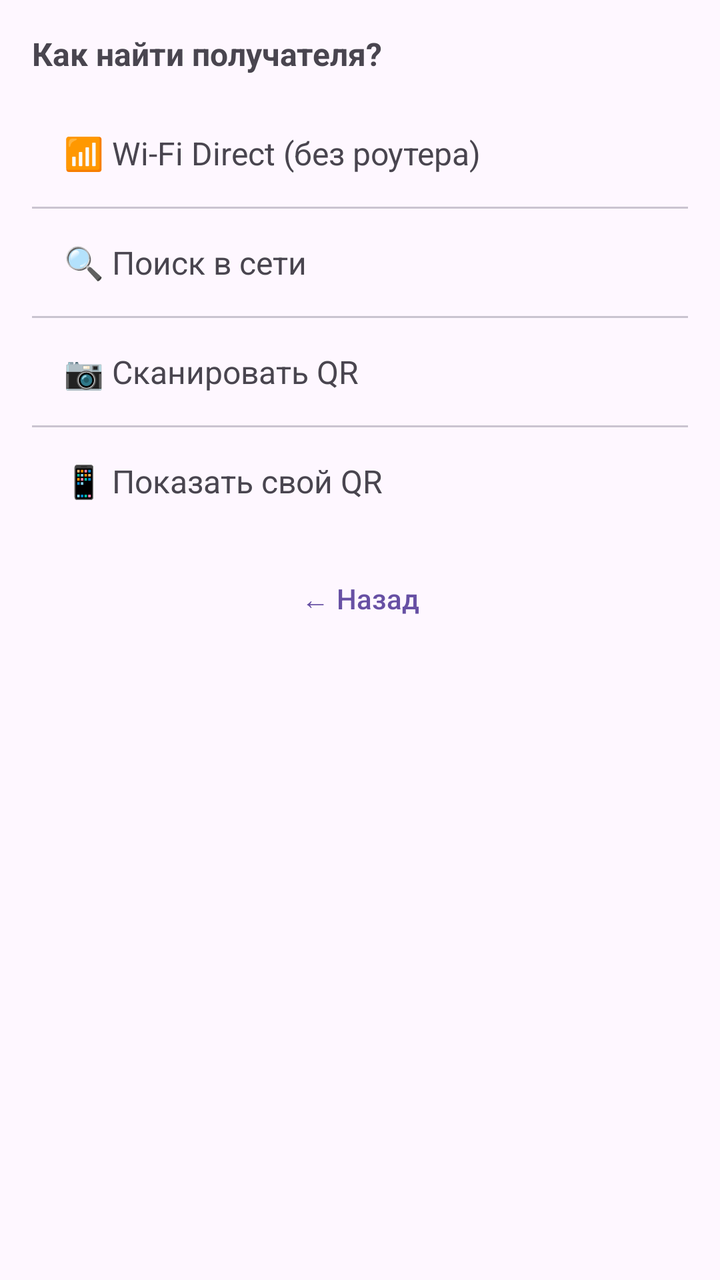
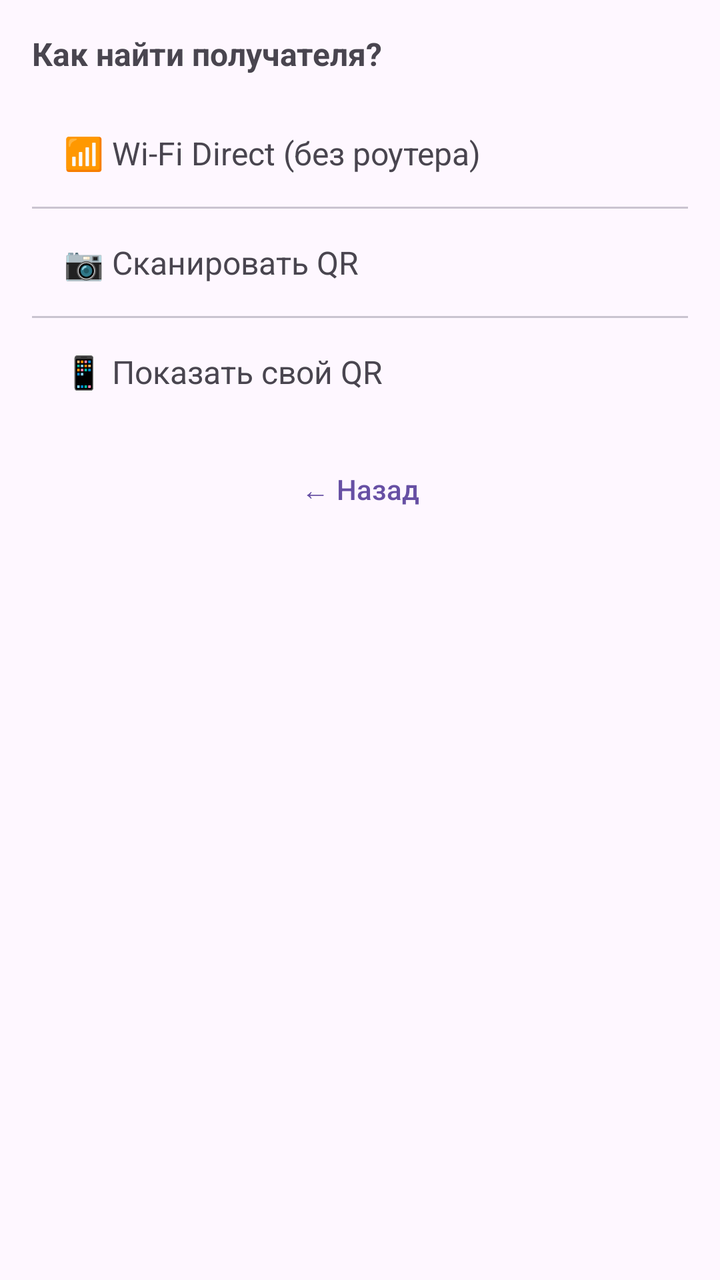

An Android layout rendered at two revisions. The XML below is the earlier revision; the diff shows what the commit changed to produce the second picture.
<!-- AndroidManifest.xml: application theme Theme.Atom.Main -->
<!-- res/layout/sheet_share_step2.xml -->
<?xml version="1.0" encoding="utf-8"?>
<LinearLayout xmlns:android="http://schemas.android.com/apk/res/android"
    android:layout_width="match_parent"
    android:layout_height="wrap_content"
    android:orientation="vertical"
    android:padding="16dp">

    <TextView
        android:layout_width="match_parent"
        android:layout_height="wrap_content"
        android:text="@string/share_how_to_find"
        android:textSize="16sp"
        android:textStyle="bold"
        android:layout_marginBottom="12dp" />

    <LinearLayout
        android:id="@+id/wifiDirectRow"
        android:layout_width="match_parent"
        android:layout_height="wrap_content"
        android:orientation="horizontal"
        android:padding="16dp"
        android:background="?attr/selectableItemBackground"
        android:clickable="true"
        android:focusable="true">
        <TextView
            android:layout_width="match_parent"
            android:layout_height="wrap_content"
            android:text="@string/share_wifi_direct"
            android:textSize="16sp" />
    </LinearLayout>

    <View android:layout_width="match_parent" android:layout_height="1dp"
        android:background="?attr/colorOutlineVariant" />

    <LinearLayout
        android:id="@+id/searchRow"
        android:layout_width="match_parent"
        android:layout_height="wrap_content"
        android:orientation="horizontal"
        android:padding="16dp"
        android:background="?attr/selectableItemBackground"
        android:clickable="true"
        android:focusable="true">
        <TextView
            android:layout_width="match_parent"
            android:layout_height="wrap_content"
            android:text="@string/share_search_network"
            android:textSize="16sp" />
    </LinearLayout>

    <View android:layout_width="match_parent" android:layout_height="1dp"
        android:background="?attr/colorOutlineVariant" />

    <LinearLayout
        android:id="@+id/scanRow"
        android:layout_width="match_parent"
        android:layout_height="wrap_content"
        android:orientation="horizontal"
        android:padding="16dp"
        android:background="?attr/selectableItemBackground"
        android:clickable="true"
        android:focusable="true">
        <TextView
            android:layout_width="match_parent"
            android:layout_height="wrap_content"
            android:text="@string/share_scan_qr"
            android:textSize="16sp" />
    </LinearLayout>

    <View android:layout_width="match_parent" android:layout_height="1dp"
        android:background="?attr/colorOutlineVariant" />

    <LinearLayout
        android:id="@+id/showQrRow"
        android:layout_width="match_parent"
        android:layout_height="wrap_content"
        android:orientation="horizontal"
        android:padding="16dp"
        android:background="?attr/selectableItemBackground"
        android:clickable="true"
        android:focusable="true">
        <TextView
            android:layout_width="match_parent"
            android:layout_height="wrap_content"
            android:text="@string/share_show_qr"
            android:textSize="16sp" />
    </LinearLayout>

    <Button
        android:id="@+id/backBtn"
        android:layout_width="match_parent"
        android:layout_height="wrap_content"
        android:layout_marginTop="8dp"
        android:text="@string/share_back"
        style="@style/Widget.Material3.Button.TextButton" />
</LinearLayout>
<!-- resources referenced by this layout -->
<resources>
  <string name="share_back">← Назад</string>
  <string name="share_how_to_find">Как найти получателя?</string>
  <string name="share_scan_qr">📷  Сканировать QR</string>
  <string name="share_search_network">🔍  Поиск в сети</string>
  <string name="share_show_qr">📱  Показать свой QR</string>
  <string name="share_wifi_direct">📶  Wi-Fi Direct (без роутера)</string>
  <style name="Theme.Atom.Main" parent="Theme.Material3.DayNight.NoActionBar">
          <item name="android:statusBarColor">?attr/colorSurface</item>
          <item name="android:windowLightStatusBar" tools:targetApi="m">true</item>
      </style>
</resources>

<!-- the commit's change to res/layout/sheet_share_step2.xml (unified diff, before → after) -->
@@ -26,25 +26,6 @@
             android:layout_width="match_parent"
             android:layout_height="wrap_content"
             android:text="@string/share_wifi_direct"
-            android:textSize="16sp" />
-    </LinearLayout>
-
-    <View android:layout_width="match_parent" android:layout_height="1dp"
-        android:background="?attr/colorOutlineVariant" />
-
-    <LinearLayout
-        android:id="@+id/searchRow"
-        android:layout_width="match_parent"
-        android:layout_height="wrap_content"
-        android:orientation="horizontal"
-        android:padding="16dp"
-        android:background="?attr/selectableItemBackground"
-        android:clickable="true"
-        android:focusable="true">
-        <TextView
-            android:layout_width="match_parent"
-            android:layout_height="wrap_content"
-            android:text="@string/share_search_network"
             android:textSize="16sp" />
     </LinearLayout>
 
<!-- resource entries referenced after the edit -->
@@ -3,7 +3,6 @@
   <string name="share_back">← Назад</string>
   <string name="share_how_to_find">Как найти получателя?</string>
   <string name="share_scan_qr">📷  Сканировать QR</string>
-  <string name="share_search_network">🔍  Поиск в сети</string>
   <string name="share_show_qr">📱  Показать свой QR</string>
   <string name="share_wifi_direct">📶  Wi-Fi Direct (без роутера)</string>
   <style name="Theme.Atom.Main" parent="Theme.Material3.DayNight.NoActionBar">
